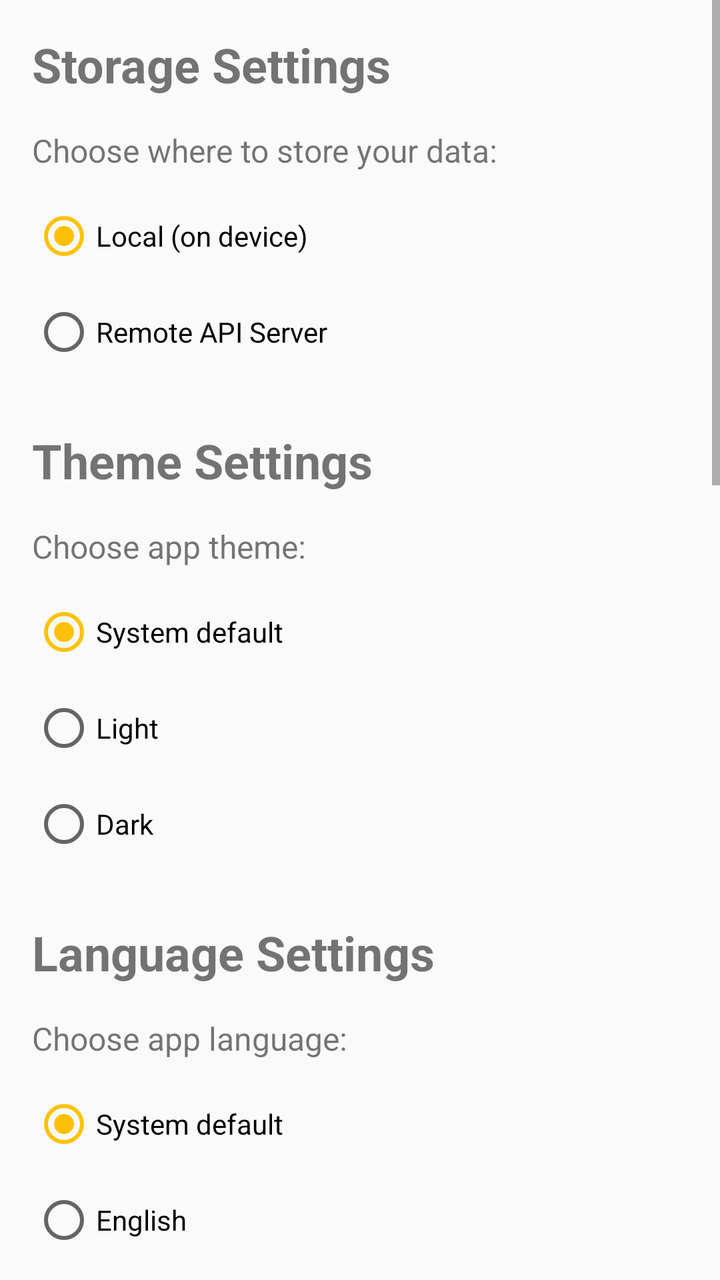
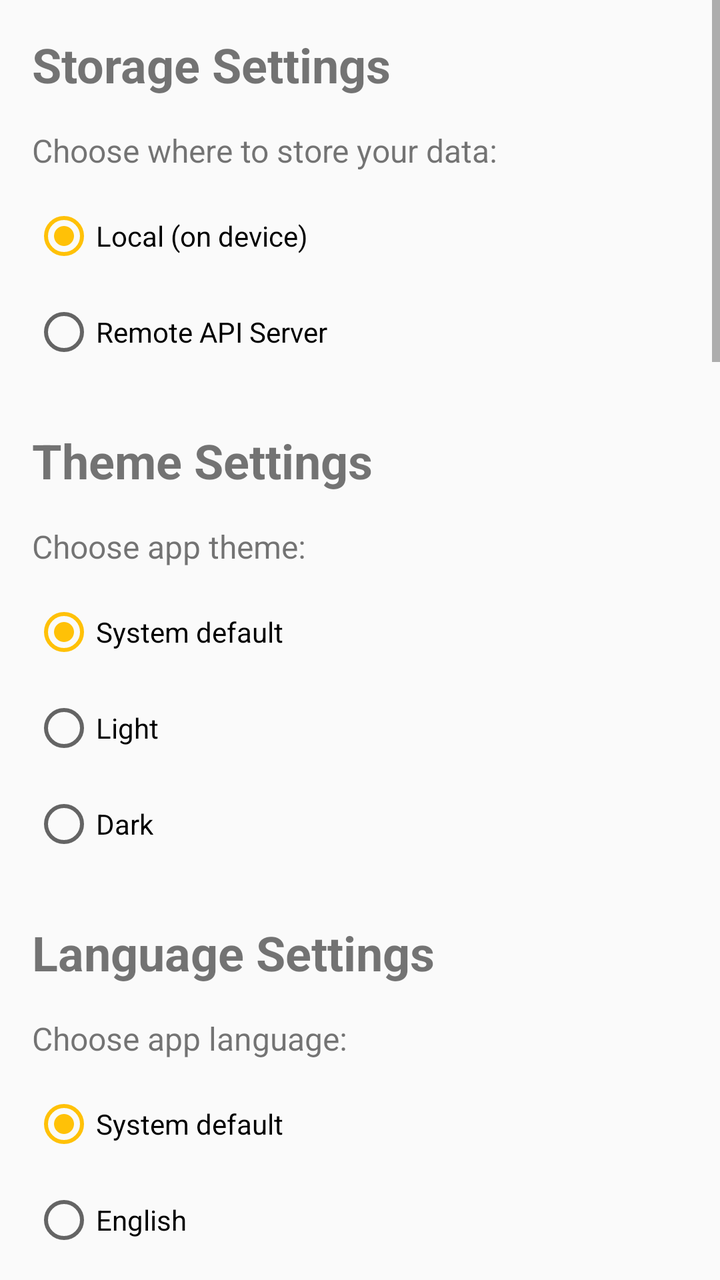

An Android layout rendered at two revisions. The XML below is the earlier revision; the diff shows what the commit changed to produce the second picture.
<!-- AndroidManifest.xml: application theme Theme.HabitEvaluator -->
<!-- res/layout/fragment_settings.xml -->
<?xml version="1.0" encoding="utf-8"?>
<ScrollView xmlns:android="http://schemas.android.com/apk/res/android"
    xmlns:app="http://schemas.android.com/apk/res-auto"
    android:layout_width="match_parent"
    android:layout_height="match_parent">

    <LinearLayout
        android:layout_width="match_parent"
        android:layout_height="wrap_content"
        android:orientation="vertical"
        android:padding="16dp">

        <TextView
            android:layout_width="wrap_content"
            android:layout_height="wrap_content"
            android:text="@string/storage_settings"
            android:textSize="24sp"
            android:textStyle="bold" />

        <TextView
            android:layout_width="wrap_content"
            android:layout_height="wrap_content"
            android:layout_marginTop="16dp"
            android:text="@string/storage_mode_label"
            android:textSize="16sp" />

        <RadioGroup
            android:id="@+id/storageModeGroup"
            android:layout_width="match_parent"
            android:layout_height="wrap_content"
            android:layout_marginTop="8dp">

            <RadioButton
                android:id="@+id/localRadio"
                android:layout_width="wrap_content"
                android:layout_height="wrap_content"
                android:text="@string/storage_local"
                android:checked="true" />

            <RadioButton
                android:id="@+id/remoteRadio"
                android:layout_width="wrap_content"
                android:layout_height="wrap_content"
                android:text="@string/storage_remote" />
        </RadioGroup>

        <LinearLayout
            android:id="@+id/remoteSettingsPanel"
            android:layout_width="match_parent"
            android:layout_height="wrap_content"
            android:layout_marginTop="16dp"
            android:orientation="vertical"
            android:visibility="gone">

            <TextView
                android:layout_width="wrap_content"
                android:layout_height="wrap_content"
                android:text="@string/remote_api_config"
                android:textSize="18sp"
                android:textStyle="bold" />

            <TextView
                android:id="@+id/remotePrivacyWarning"
                android:layout_width="match_parent"
                android:layout_height="wrap_content"
                android:layout_marginTop="8dp"
                android:padding="12dp"
                android:background="@android:color/holo_orange_light"
                android:text="@string/remote_privacy_warning"
                android:textColor="@android:color/black"
                android:textSize="13sp" />

            <com.google.android.material.textfield.TextInputLayout
                android:id="@+id/apiUrlLayout"
                android:layout_width="match_parent"
                android:layout_height="wrap_content"
                android:layout_marginTop="8dp"
                android:hint="@string/api_url_hint">

                <com.google.android.material.textfield.TextInputEditText
                    android:id="@+id/apiUrlInput"
                    android:layout_width="match_parent"
                    android:layout_height="wrap_content"
                    android:inputType="textUri" />
            </com.google.android.material.textfield.TextInputLayout>

            <com.google.android.material.textfield.TextInputLayout
                android:id="@+id/apiUsernameLayout"
                android:layout_width="match_parent"
                android:layout_height="wrap_content"
                android:layout_marginTop="8dp"
                android:hint="@string/api_username_hint">

                <com.google.android.material.textfield.TextInputEditText
                    android:id="@+id/apiUsernameInput"
                    android:layout_width="match_parent"
                    android:layout_height="wrap_content"
                    android:inputType="text" />
            </com.google.android.material.textfield.TextInputLayout>

            <com.google.android.material.textfield.TextInputLayout
                android:id="@+id/apiPasswordLayout"
                android:layout_width="match_parent"
                android:layout_height="wrap_content"
                android:layout_marginTop="8dp"
                android:hint="@string/api_password_hint"
                app:passwordToggleEnabled="true">

                <com.google.android.material.textfield.TextInputEditText
                    android:id="@+id/apiPasswordInput"
                    android:layout_width="match_parent"
                    android:layout_height="wrap_content"
                    android:inputType="textPassword" />
            </com.google.android.material.textfield.TextInputLayout>

            <com.google.android.material.button.MaterialButton
                android:id="@+id/testConnectionButton"
                android:layout_width="wrap_content"
                android:layout_height="wrap_content"
                android:layout_marginTop="8dp"
                android:text="@string/test_connection"
                style="@style/Widget.MaterialComponents.Button.OutlinedButton" />

            <TextView
                android:id="@+id/connectionStatusText"
                android:layout_width="wrap_content"
                android:layout_height="wrap_content"
                android:layout_marginTop="4dp" />
        </LinearLayout>

        <TextView
            android:layout_width="wrap_content"
            android:layout_height="wrap_content"
            android:layout_marginTop="24dp"
            android:text="@string/theme_settings"
            android:textSize="24sp"
            android:textStyle="bold" />

        <TextView
            android:layout_width="wrap_content"
            android:layout_height="wrap_content"
            android:layout_marginTop="16dp"
            android:text="@string/theme_mode_label"
            android:textSize="16sp" />

        <RadioGroup
            android:id="@+id/themeModeGroup"
            android:layout_width="match_parent"
            android:layout_height="wrap_content"
            android:layout_marginTop="8dp">

            <RadioButton
                android:id="@+id/themeSystemRadio"
                android:layout_width="wrap_content"
                android:layout_height="wrap_content"
                android:text="@string/theme_system"
                android:checked="true" />

            <RadioButton
                android:id="@+id/themeLightRadio"
                android:layout_width="wrap_content"
                android:layout_height="wrap_content"
                android:text="@string/theme_light" />

            <RadioButton
                android:id="@+id/themeDarkRadio"
                android:layout_width="wrap_content"
                android:layout_height="wrap_content"
                android:text="@string/theme_dark" />
        </RadioGroup>

        <TextView
            android:layout_width="wrap_content"
            android:layout_height="wrap_content"
            android:layout_marginTop="24dp"
            android:text="@string/language_settings"
            android:textSize="24sp"
            android:textStyle="bold" />

        <TextView
            android:layout_width="wrap_content"
            android:layout_height="wrap_content"
            android:layout_marginTop="16dp"
            android:text="@string/language_mode_label"
            android:textSize="16sp" />

        <RadioGroup
            android:id="@+id/languageModeGroup"
            android:layout_width="match_parent"
            android:layout_height="wrap_content"
            android:layout_marginTop="8dp">

            <RadioButton
                android:id="@+id/languageSystemRadio"
                android:layout_width="wrap_content"
                android:layout_height="wrap_content"
                android:text="@string/language_system"
                android:checked="true" />

            <RadioButton
                android:id="@+id/languageEnRadio"
                android:layout_width="wrap_content"
                android:layout_height="wrap_content"
                android:text="@string/language_en" />

            <RadioButton
                android:id="@+id/languageDeRadio"
                android:layout_width="wrap_content"
                android:layout_height="wrap_content"
                android:text="@string/language_de" />

            <RadioButton
                android:id="@+id/languageEsRadio"
                android:layout_width="wrap_content"
                android:layout_height="wrap_content"
                android:text="@string/language_es" />

            <RadioButton
                android:id="@+id/languageFrRadio"
                android:layout_width="wrap_content"
                android:layout_height="wrap_content"
                android:text="@string/language_fr" />
        </RadioGroup>

        <TextView
            android:layout_width="wrap_content"
            android:layout_height="wrap_content"
            android:layout_marginTop="24dp"
            android:text="@string/font_size_settings"
            android:textSize="24sp"
            android:textStyle="bold" />

        <TextView
            android:layout_width="wrap_content"
            android:layout_height="wrap_content"
            android:layout_marginTop="16dp"
            android:text="@string/font_size_mode_label"
            android:textSize="16sp" />

        <RadioGroup
            android:id="@+id/fontSizeModeGroup"
            android:layout_width="match_parent"
            android:layout_height="wrap_content"
            android:layout_marginTop="8dp">

            <RadioButton
                android:id="@+id/fontSizeSystemRadio"
                android:layout_width="wrap_content"
                android:layout_height="wrap_content"
                android:text="@string/font_size_system"
                android:checked="true" />

            <RadioButton
                android:id="@+id/fontSizeXsRadio"
                android:layout_width="wrap_content"
                android:layout_height="wrap_content"
                android:text="@string/font_size_xs" />

            <RadioButton
                android:id="@+id/fontSizeSmallRadio"
                android:layout_width="wrap_content"
                android:layout_height="wrap_content"
                android:text="@string/font_size_small" />

            <RadioButton
                android:id="@+id/fontSizeNormalRadio"
                android:layout_width="wrap_content"
                android:layout_height="wrap_content"
                android:text="@string/font_size_normal" />

            <RadioButton
                android:id="@+id/fontSizeLargeRadio"
                android:layout_width="wrap_content"
                android:layout_height="wrap_content"
                android:text="@string/font_size_large" />
        </RadioGroup>

        <TextView
            android:layout_width="wrap_content"
            android:layout_height="wrap_content"
            android:layout_marginTop="24dp"
            android:text="@string/translation_settings"
            android:textSize="24sp"
            android:textStyle="bold" />

        <com.google.android.material.switchmaterial.SwitchMaterial
            android:id="@+id/customTranslationsSwitch"
            android:layout_width="match_parent"
            android:layout_height="wrap_content"
            android:layout_marginTop="16dp"
            android:text="@string/custom_translations_label" />

        <TextView
            android:layout_width="wrap_content"
            android:layout_height="wrap_content"
            android:layout_marginTop="24dp"
            android:text="@string/reminder_settings"
            android:textSize="24sp"
            android:textStyle="bold" />

        <com.google.android.material.switchmaterial.SwitchMaterial
            android:id="@+id/sleepReminderSwitch"
            android:layout_width="match_parent"
            android:layout_height="wrap_content"
            android:layout_marginTop="16dp"
            android:text="@string/reminder_sleep_label" />

        <LinearLayout
            android:id="@+id/sleepReminderPanel"
            android:layout_width="match_parent"
            android:layout_height="wrap_content"
            android:layout_marginStart="16dp"
            android:orientation="horizontal"
            android:gravity="center_vertical"
            android:visibility="gone">

            <TextView
                android:layout_width="wrap_content"
                android:layout_height="wrap_content"
                android:text="@string/reminder_sleep_time_label"
                android:textSize="14sp" />

            <com.google.android.material.button.MaterialButton
                android:id="@+id/sleepReminderTimeButton"
                android:layout_width="wrap_content"
                android:layout_height="wrap_content"
                android:layout_marginStart="8dp"
                android:text="08:00"
                style="@style/Widget.MaterialComponents.Button.OutlinedButton" />
        </LinearLayout>

        <com.google.android.material.switchmaterial.SwitchMaterial
            android:id="@+id/diaryReminderSwitch"
            android:layout_width="match_parent"
            android:layout_height="wrap_content"
            android:layout_marginTop="12dp"
            android:text="@string/reminder_diary_label" />

        <LinearLayout
            android:id="@+id/diaryReminderPanel"
            android:layout_width="match_parent"
            android:layout_height="wrap_content"
            android:layout_marginStart="16dp"
            android:orientation="horizontal"
            android:gravity="center_vertical"
            android:visibility="gone">

            <TextView
                android:layout_width="wrap_content"
                android:layout_height="wrap_content"
                android:text="@string/reminder_diary_time_label"
                android:textSize="14sp" />

            <com.google.android.material.button.MaterialButton
                android:id="@+id/diaryReminderTimeButton"
                android:layout_width="wrap_content"
                android:layout_height="wrap_content"
                android:layout_marginStart="8dp"
                android:text="20:00"
                style="@style/Widget.MaterialComponents.Button.OutlinedButton" />
        </LinearLayout>

        <com.google.android.material.switchmaterial.SwitchMaterial
            android:id="@+id/emotionReminderSwitch"
            android:layout_width="match_parent"
            android:layout_height="wrap_content"
            android:layout_marginTop="12dp"
            android:text="@string/reminder_emotion_label" />

        <LinearLayout
            android:id="@+id/emotionReminderPanel"
            android:layout_width="match_parent"
            android:layout_height="wrap_content"
            android:layout_marginStart="16dp"
            android:orientation="vertical"
            android:visibility="gone">

            <TextView
                android:id="@+id/emotionReminderCountLabel"
                android:layout_width="wrap_content"
                android:layout_height="wrap_content"
                android:layout_marginTop="8dp"
                android:textSize="14sp" />

            <SeekBar
                android:id="@+id/emotionReminderCountSeekBar"
                android:layout_width="match_parent"
                android:layout_height="wrap_content"
                android:min="1"
                android:max="10"
                android:progress="3" />

            <TextView
                android:layout_width="wrap_content"
                android:layout_height="wrap_content"
                android:layout_marginTop="8dp"
                android:text="@string/reminder_waking_hours_label"
                android:textSize="14sp" />

            <LinearLayout
                android:layout_width="match_parent"
                android:layout_height="wrap_content"
                android:orientation="horizontal"
                android:gravity="center_vertical">

                <com.google.android.material.button.MaterialButton
                    android:id="@+id/wakingHoursStartButton"
                    android:layout_width="wrap_content"
                    android:layout_height="wrap_content"
                    android:text="07:00"
                    style="@style/Widget.MaterialComponents.Button.OutlinedButton" />

                <TextView
                    android:layout_width="wrap_content"
                    android:layout_height="wrap_content"
                    android:layout_marginStart="8dp"
                    android:layout_marginEnd="8dp"
                    android:text="\u2014"
                    android:textSize="16sp" />

                <com.google.android.material.button.MaterialButton
                    android:id="@+id/wakingHoursEndButton"
                    android:layout_width="wrap_content"
                    android:layout_height="wrap_content"
                    android:text="22:00"
                    style="@style/Widget.MaterialComponents.Button.OutlinedButton" />
            </LinearLayout>
        </LinearLayout>

        <TextView
            android:layout_width="wrap_content"
            android:layout_height="wrap_content"
            android:layout_marginTop="24dp"
            android:text="@string/backup_settings"
            android:textSize="24sp"
            android:textStyle="bold" />

        <com.google.android.material.switchmaterial.SwitchMaterial
            android:id="@+id/backupEnabledSwitch"
            android:layout_width="match_parent"
            android:layout_height="wrap_content"
            android:layout_marginTop="16dp"
            android:text="@string/backup_enabled_label" />

        <LinearLayout
            android:id="@+id/backupSettingsPanel"
            android:layout_width="match_parent"
            android:layout_height="wrap_content"
            android:layout_marginTop="8dp"
            android:orientation="vertical"
            android:visibility="gone">

            <com.google.android.material.textfield.TextInputLayout
                android:id="@+id/backupPasswordLayout"
                android:layout_width="match_parent"
                android:layout_height="wrap_content"
                android:layout_marginTop="8dp"
                android:hint="@string/backup_password_hint"
                app:passwordToggleEnabled="true">

                <com.google.android.material.textfield.TextInputEditText
                    android:id="@+id/backupPasswordInput"
                    android:layout_width="match_parent"
                    android:layout_height="wrap_content"
                    android:inputType="textPassword" />
            </com.google.android.material.textfield.TextInputLayout>

            <com.google.android.material.textfield.TextInputLayout
                android:id="@+id/backupPasswordConfirmLayout"
                android:layout_width="match_parent"
                android:layout_height="wrap_content"
                android:layout_marginTop="8dp"
                android:hint="@string/backup_password_confirm_hint"
                app:passwordToggleEnabled="true">

                <com.google.android.material.textfield.TextInputEditText
                    android:id="@+id/backupPasswordConfirmInput"
                    android:layout_width="match_parent"
                    android:layout_height="wrap_content"
                    android:inputType="textPassword" />
            </com.google.android.material.textfield.TextInputLayout>

            <TextView
                android:id="@+id/backupStatusText"
                android:layout_width="wrap_content"
                android:layout_height="wrap_content"
                android:layout_marginTop="4dp" />

            <View
                android:layout_width="match_parent"
                android:layout_height="1dp"
                android:layout_marginTop="16dp"
                android:layout_marginBottom="8dp"
                android:background="?android:attr/listDivider" />

            <TextView
                android:layout_width="wrap_content"
                android:layout_height="wrap_content"
                android:text="@string/download_backup_title"
                android:textSize="16sp"
                android:textStyle="bold" />

            <com.google.android.material.button.MaterialButton
                android:id="@+id/downloadBackupButton"
                android:layout_width="wrap_content"
                android:layout_height="wrap_content"
                android:layout_marginTop="8dp"
                android:text="@string/download_backup_button"
                style="@style/Widget.MaterialComponents.Button.OutlinedButton" />

            <TextView
                android:id="@+id/downloadStatusText"
                android:layout_width="wrap_content"
                android:layout_height="wrap_content"
                android:layout_marginTop="4dp" />

            <View
                android:layout_width="match_parent"
                android:layout_height="1dp"
                android:layout_marginTop="16dp"
                android:layout_marginBottom="8dp"
                android:background="?android:attr/listDivider" />

            <TextView
                android:layout_width="wrap_content"
                android:layout_height="wrap_content"
                android:text="@string/restore_backup_title"
                android:textSize="16sp"
                android:textStyle="bold" />

            <com.google.android.material.button.MaterialButton
                android:id="@+id/restoreBackupButton"
                android:layout_width="wrap_content"
                android:layout_height="wrap_content"
                android:layout_marginTop="8dp"
                android:text="@string/restore_backup_button"
                style="@style/Widget.MaterialComponents.Button.OutlinedButton" />

            <TextView
                android:id="@+id/restoreStatusText"
                android:layout_width="wrap_content"
                android:layout_height="wrap_content"
                android:layout_marginTop="4dp" />

            <View
                android:layout_width="match_parent"
                android:layout_height="1dp"
                android:layout_marginTop="16dp"
                android:layout_marginBottom="8dp"
                android:background="?android:attr/listDivider" />

            <TextView
                android:layout_width="wrap_content"
                android:layout_height="wrap_content"
                android:text="@string/restore_from_file_title"
                android:textSize="16sp"
                android:textStyle="bold" />

            <com.google.android.material.button.MaterialButton
                android:id="@+id/restoreFromFileButton"
                android:layout_width="wrap_content"
                android:layout_height="wrap_content"
                android:layout_marginTop="8dp"
                android:text="@string/restore_from_file_button"
                style="@style/Widget.MaterialComponents.Button.OutlinedButton" />

            <TextView
                android:id="@+id/restoreFromFileStatusText"
                android:layout_width="wrap_content"
                android:layout_height="wrap_content"
                android:layout_marginTop="4dp" />
        </LinearLayout>

        <com.google.android.material.button.MaterialButton
            android:id="@+id/saveSettingsButton"
            android:layout_width="match_parent"
            android:layout_height="wrap_content"
            android:layout_marginTop="24dp"
            android:text="@string/save_settings" />

    </LinearLayout>
</ScrollView>
<!-- resources referenced by this layout -->
<resources>
  <string name="api_password_hint">Password</string>
  <string name="api_url_hint">Server URL</string>
  <string name="api_username_hint">Username</string>
  <string name="backup_enabled_label">Enable daily encrypted backups</string>
  <string name="backup_password_confirm_hint">Confirm backup password</string>
  <string name="backup_password_hint">Backup password</string>
  <string name="backup_settings">Backup Settings</string>
  <string name="custom_translations_label">Allow custom translations for habit and category names</string>
  <string name="download_backup_button">Download Backup (.hez)</string>
  <string name="download_backup_title">Download Backup</string>
  <string name="font_size_large">Large</string>
  <string name="font_size_mode_label">Choose font size:</string>
  <string name="font_size_normal">Normal</string>
  <string name="font_size_settings">Font Size Settings</string>
  <string name="font_size_small">Small</string>
  <string name="font_size_system">System default</string>
  <string name="font_size_xs">Extra Small</string>
  <string name="language_de">Deutsch</string>
  <string name="language_en">English</string>
  <string name="language_es">Español</string>
  <string name="language_fr">Français</string>
  <string name="language_mode_label">Choose app language:</string>
  <string name="language_settings">Language Settings</string>
  <string name="language_system">System default</string>
  <string name="reminder_diary_label">Remind me if no diary entry today</string>
  <string name="reminder_diary_time_label">Diary reminder time</string>
  <string name="reminder_emotion_label">Random emotion check reminders</string>
  <string name="reminder_settings">Reminder Settings</string>
  <string name="reminder_sleep_label">Remind me to log sleep data</string>
  <string name="reminder_sleep_time_label">Sleep reminder time</string>
  <string name="reminder_waking_hours_label">Waking hours</string>
  <string name="remote_api_config">Remote API Configuration</string>
  <string name="restore_backup_button">Restore from Backup</string>
  <string name="restore_backup_title">Restore Backup</string>
  <string name="restore_from_file_button">Restore from File (.hez)</string>
  <string name="restore_from_file_title">Restore from File</string>
  <string name="save_settings">Save Settings</string>
  <string name="storage_local">Local (on device)</string>
  <string name="storage_mode_label">Choose where to store your data:</string>
  <string name="storage_remote">Remote API Server</string>
  <string name="storage_settings">Storage Settings</string>
  <string name="test_connection">Test Connection</string>
  <string name="theme_dark">Dark</string>
  <string name="theme_light">Light</string>
  <string name="theme_mode_label">Choose app theme:</string>
  <string name="theme_settings">Theme Settings</string>
  <string name="theme_system">System default</string>
  <string name="translation_settings">Translation Settings</string>
  <color name="primary">#4CAF50</color>
  <color name="primary_dark">#388E3C</color>
  <color name="accent">#FFC107</color>
  <color name="background">#FAFAFA</color>
  <!-- unchanged entries left out for length: 2 -->
</resources>

<!-- the commit's change to res/layout/fragment_settings.xml (unified diff, before → after) -->
@@ -294,6 +294,93 @@
             android:layout_width="wrap_content"
             android:layout_height="wrap_content"
             android:layout_marginTop="24dp"
+            android:text="@string/module_visibility_settings"
+            android:textSize="24sp"
+            android:textStyle="bold" />
+
+        <TextView
+            android:layout_width="match_parent"
+            android:layout_height="wrap_content"
+            android:layout_marginTop="8dp"
+            android:text="@string/module_visibility_hint"
+            android:textSize="13sp"
+            android:textColor="?android:textColorSecondary" />
+
+        <com.google.android.material.switchmaterial.SwitchMaterial
+            android:id="@+id/diaryVisibleSwitch"
+            android:layout_width="match_parent"
+            android:layout_height="wrap_content"
+            android:layout_marginTop="12dp"
+            android:checked="true"
+            android:text="@string/module_diary" />
+
+        <com.google.android.material.switchmaterial.SwitchMaterial
+            android:id="@+id/sleepVisibleSwitch"
+            android:layout_width="match_parent"
+            android:layout_height="wrap_content"
+            android:checked="true"
+            android:text="@string/module_sleep" />
+
+        <com.google.android.material.switchmaterial.SwitchMaterial
+            android:id="@+id/emotionsVisibleSwitch"
+            android:layout_width="match_parent"
+            android:layout_height="wrap_content"
+            android:checked="true"
+            android:text="@string/module_emotions" />
+
+        <com.google.android.material.switchmaterial.SwitchMaterial
+            android:id="@+id/pointsVisibleSwitch"
+            android:layout_width="match_parent"
+            android:layout_height="wrap_content"
+            android:checked="true"
+            android:text="@string/module_points" />
+
+        <com.google.android.material.switchmaterial.SwitchMaterial
+            android:id="@+id/statisticsVisibleSwitch"
+            android:layout_width="match_parent"
+            android:layout_height="wrap_content"
+            android:checked="true"
+            android:text="@string/module_statistics" />
+
+        <com.google.android.material.switchmaterial.SwitchMaterial
+            android:id="@+id/foodLogVisibleSwitch"
+            android:layout_width="match_parent"
+            android:layout_height="wrap_content"
+            android:checked="true"
+            android:text="@string/module_food_log" />
+
+        <com.google.android.material.switchmaterial.SwitchMaterial
+            android:id="@+id/sportLogVisibleSwitch"
+            android:layout_width="match_parent"
+            android:layout_height="wrap_content"
+            android:checked="true"
+            android:text="@string/module_sport_log" />
+
+        <com.google.android.material.switchmaterial.SwitchMaterial
+            android:id="@+id/medicationVisibleSwitch"
+            android:layout_width="match_parent"
+            android:layout_height="wrap_content"
+            android:checked="true"
+            android:text="@string/module_medication" />
+
+        <com.google.android.material.switchmaterial.SwitchMaterial
+            android:id="@+id/backupVisibleSwitch"
+            android:layout_width="match_parent"
+            android:layout_height="wrap_content"
+            android:checked="true"
+            android:text="@string/module_backup" />
+
+        <com.google.android.material.switchmaterial.SwitchMaterial
+            android:id="@+id/pdfExportVisibleSwitch"
+            android:layout_width="match_parent"
+            android:layout_height="wrap_content"
+            android:checked="true"
+            android:text="@string/module_pdf_export" />
+
+        <TextView
+            android:layout_width="wrap_content"
+            android:layout_height="wrap_content"
+            android:layout_marginTop="24dp"
             android:text="@string/reminder_settings"
             android:textSize="24sp"
             android:textStyle="bold" />
<!-- resource entries referenced after the edit -->
@@ -24,6 +24,18 @@
   <string name="language_mode_label">Choose app language:</string>
   <string name="language_settings">Language Settings</string>
   <string name="language_system">System default</string>
+  <string name="module_backup">Backup</string>
+  <string name="module_diary">Diary</string>
+  <string name="module_emotions">Emotions</string>
+  <string name="module_food_log">Food Log</string>
+  <string name="module_medication">Medication</string>
+  <string name="module_pdf_export">PDF Export</string>
+  <string name="module_points">Point Charts</string>
+  <string name="module_sleep">Sleep Tracking</string>
+  <string name="module_sport_log">Sport Log</string>
+  <string name="module_statistics">Statistics</string>
+  <string name="module_visibility_hint">Hide modules you don\'t use to simplify navigation.</string>
+  <string name="module_visibility_settings">Module Visibility</string>
   <string name="reminder_diary_label">Remind me if no diary entry today</string>
   <string name="reminder_diary_time_label">Diary reminder time</string>
   <string name="reminder_emotion_label">Random emotion check reminders</string>
